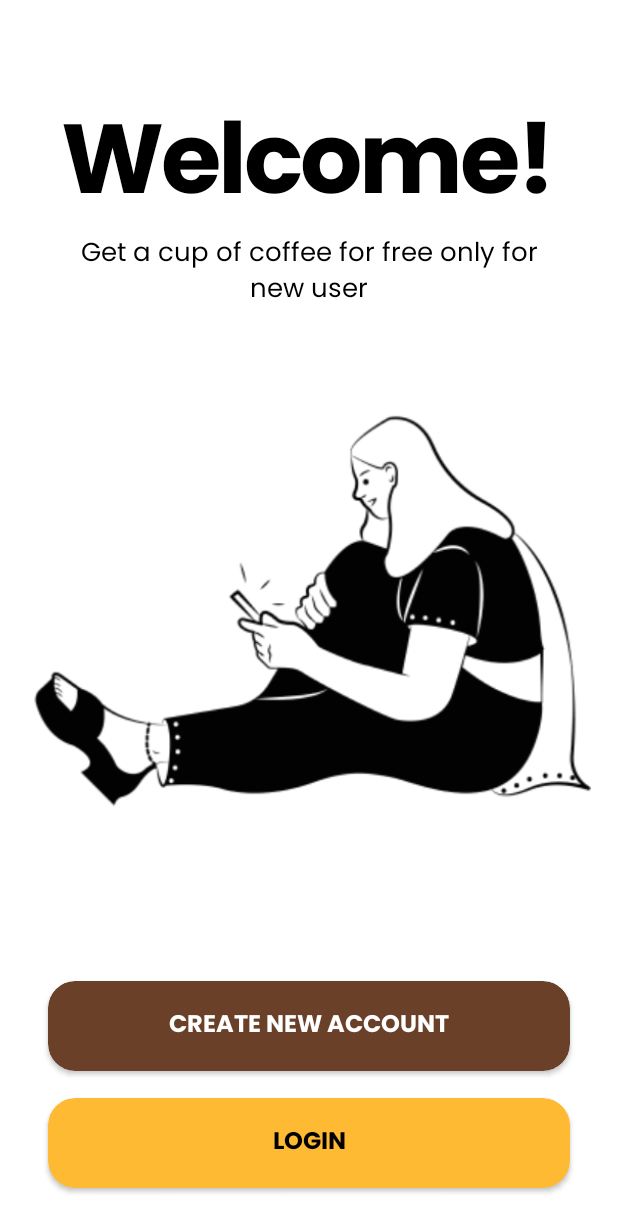
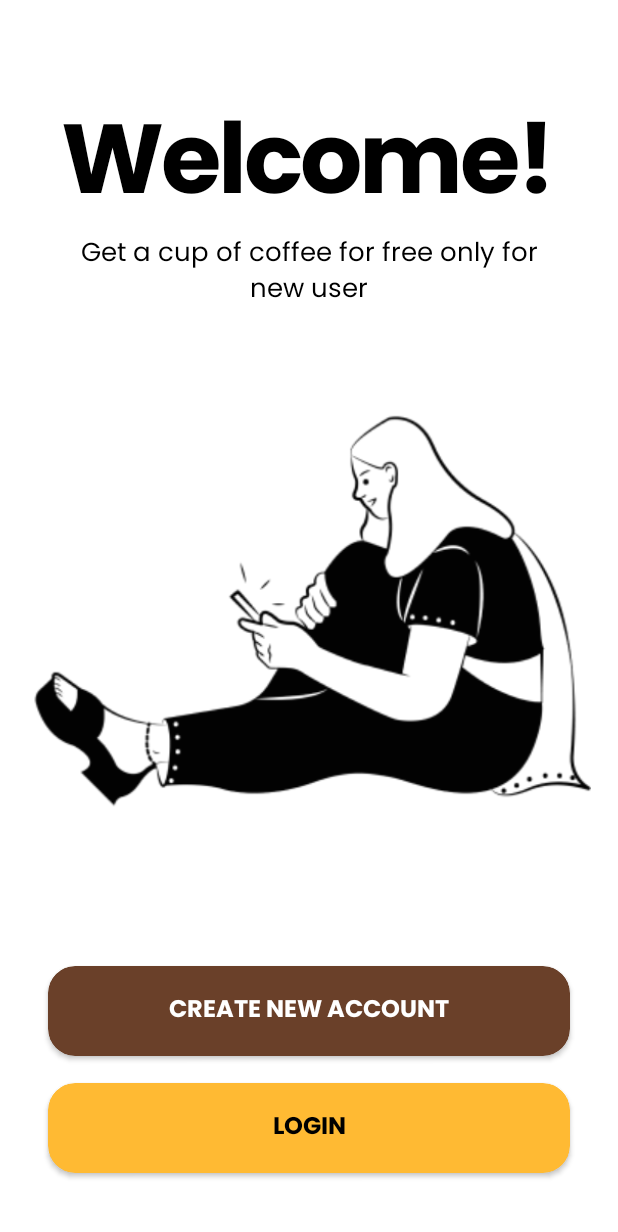
Before and after one commit to ndraa124/retro-coffee-android, an Android app: the WelcomeActivity screen opened directly, with no data from a screen before it, on a phone screen of 412 x 824 dp. Shown: the top 1232 px of the screen. Run offline under Robolectric (Android 15) with nearby library versions, the light colour scheme and no system bars; our stand-ins replace data binding.

Commit message:
Update activity_welcome.xml

```diff
--- a/app/src/main/res/layout/activity_welcome.xml
+++ b/app/src/main/res/layout/activity_welcome.xml
@@ -57,7 +57,7 @@
             android:layout_alignParentBottom="true"
             android:layout_marginStart="32dp"
             android:layout_marginEnd="32dp"
-            android:layout_marginBottom="110dp"
+            android:layout_marginBottom="120dp"
             android:layout_width="match_parent"
             android:layout_height="wrap_content">
 
@@ -74,7 +74,7 @@
 
         <androidx.cardview.widget.CardView
             android:id="@+id/bt_goLogin"
-            android:layout_marginBottom="32dp"
+            android:layout_marginBottom="42dp"
             app:cardBackgroundColor="@color/secondary"
             app:cardCornerRadius="18dp"
             android:layout_alignParentBottom="true"
```
